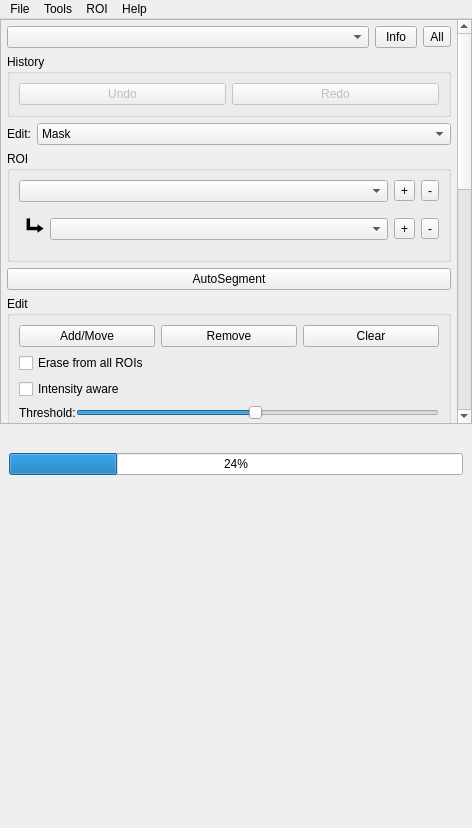
Old version of the form src/dafne/ui/toolbox.ui in the repository dafne-imaging/dafne.
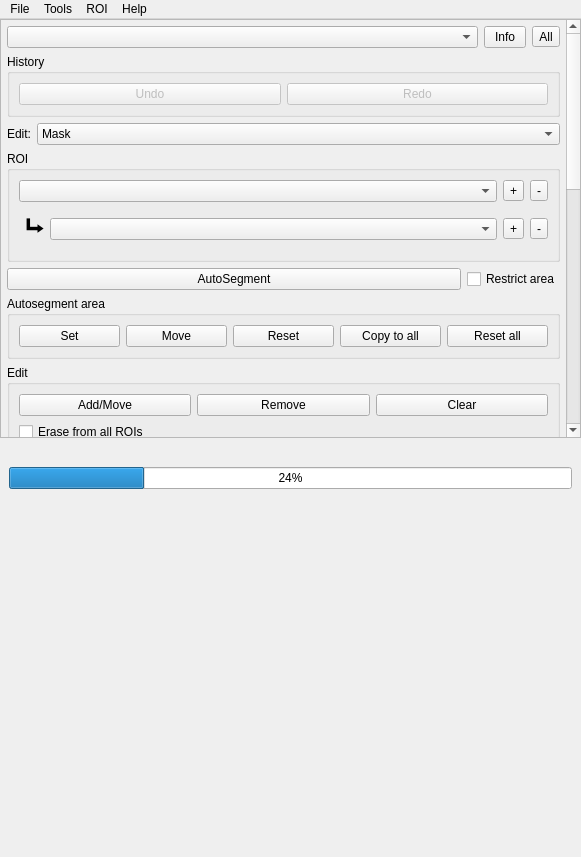
New version of the form. Icons and pictures are not drawn.

Commit message: Autosegment subregion restriction - UI. Missing the actual adaptation of the segmentation

```diff
--- a/src/dafne/ui/toolbox.ui
+++ b/src/dafne/ui/toolbox.ui
@@ -6,8 +6,8 @@
    <rect>
     <x>0</x>
     <y>0</y>
-    <width>472</width>
-    <height>828</height>
+    <width>581</width>
+    <height>857</height>
    </rect>
   </property>
   <property name="sizePolicy">
@@ -85,8 +85,8 @@
            <rect>
             <x>0</x>
             <y>0</y>
-            <width>447</width>
-            <height>1214</height>
+            <width>556</width>
+            <height>1298</height>
            </rect>
           </property>
           <property name="sizePolicy">
@@ -332,10 +332,77 @@
             </widget>
            </item>
            <item>
-            <widget class="QPushButton" name="autosegment_button">
-             <property name="text">
-              <string>AutoSegment</string>
+            <layout class="QHBoxLayout" name="horizontalLayout_20">
+             <item>
+              <widget class="QPushButton" name="autosegment_button">
+               <property name="sizePolicy">
+                <sizepolicy hsizetype="Minimum" vsizetype="Fixed">
+                 <horstretch>1</horstretch>
+                 <verstretch>0</verstretch>
+                </sizepolicy>
+               </property>
+               <property name="text">
+                <string>AutoSegment</string>
+               </property>
+              </widget>
+             </item>
+             <item>
+              <widget class="QCheckBox" name="restrict_autosegment_checkbox">
+               <property name="text">
+                <string>Restrict area</string>
+               </property>
+              </widget>
+             </item>
+            </layout>
+           </item>
+           <item>
+            <widget class="QGroupBox" name="segment_area_group">
+             <property name="title">
+              <string>Autosegment area</string>
              </property>
+             <layout class="QHBoxLayout" name="horizontalLayout_21">
+              <item>
+               <widget class="QPushButton" name="segment_area_set_button">
+                <property name="text">
+                 <string>Set</string>
+                </property>
+                <property name="checkable">
+                 <bool>true</bool>
+                </property>
+               </widget>
+              </item>
+              <item>
+               <widget class="QPushButton" name="segment_area_move_button">
+                <property name="text">
+                 <string>Move</string>
+                </property>
+                <property name="checkable">
+                 <bool>true</bool>
+                </property>
+               </widget>
+              </item>
+              <item>
+               <widget class="QPushButton" name="segment_area_del_button">
+                <property name="text">
+                 <string>Reset</string>
+                </property>
+               </widget>
+              </item>
+              <item>
+               <widget class="QPushButton" name="segment_area_copyall_button">
+                <property name="text">
+                 <string>Copy to all</string>
+                </property>
+               </widget>
+              </item>
+              <item>
+               <widget class="QPushButton" name="segment_area_deleteall_button">
+                <property name="text">
+                 <string>Reset all</string>
+                </property>
+               </widget>
+              </item>
+             </layout>
             </widget>
            </item>
            <item>
@@ -928,7 +995,7 @@
     <rect>
      <x>0</x>
      <y>0</y>
-     <width>472</width>
+     <width>581</width>
      <height>30</height>
     </rect>
    </property>
```
The commit also changes 4 other files.
